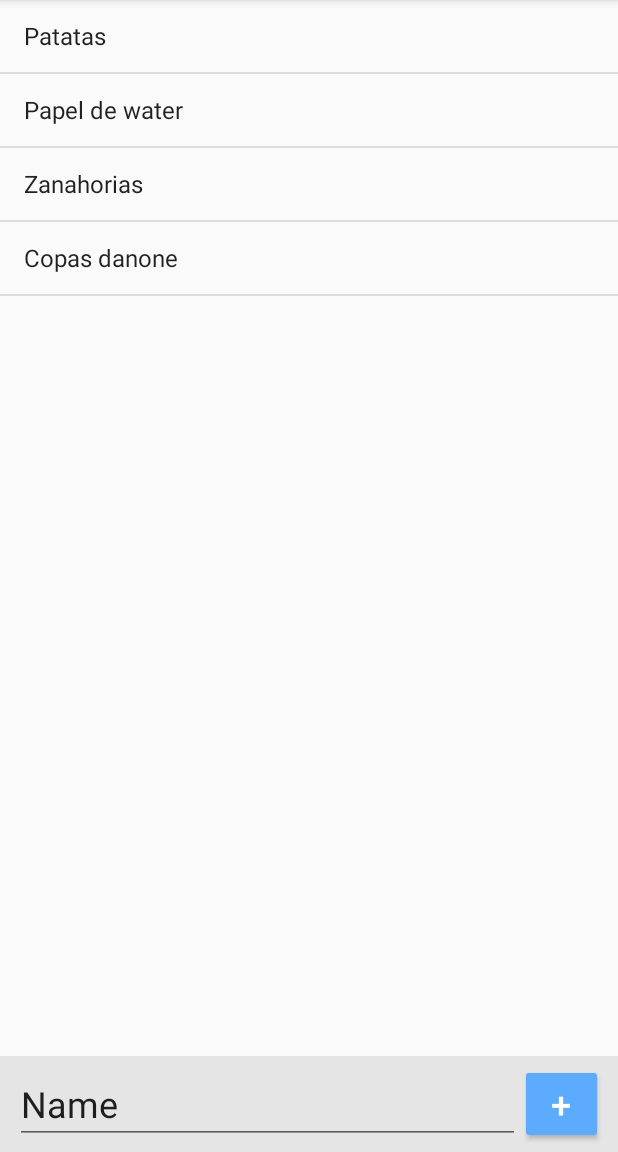
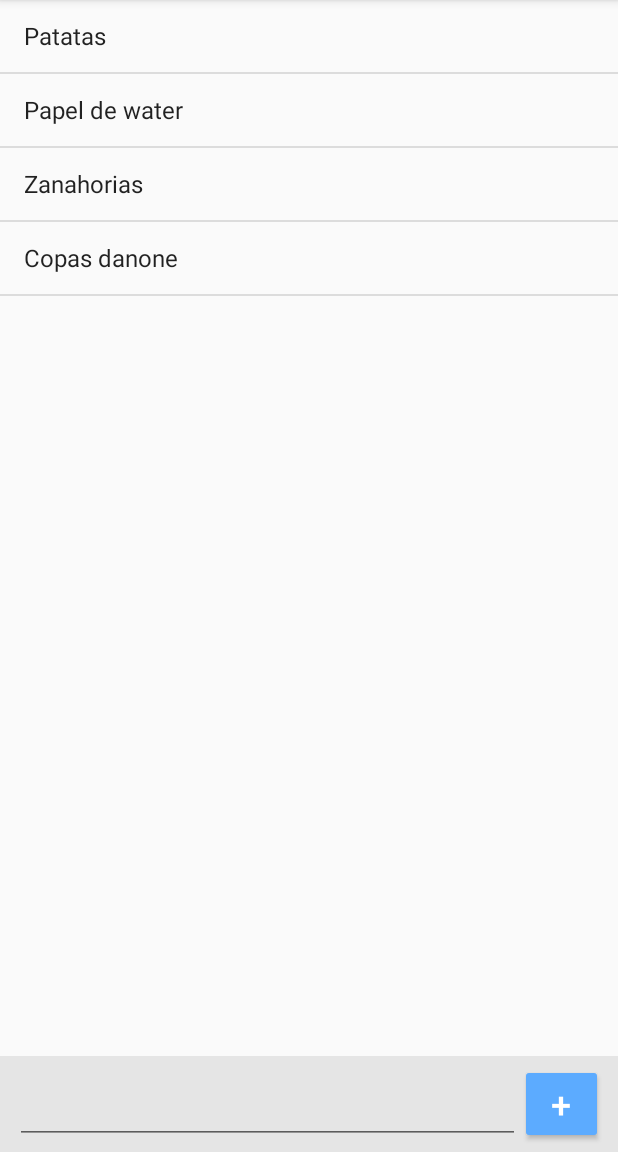
Before and after one commit to borgesog/ShoppingList, an Android app: the screen it shows after launch (ShoppingListActivity), on a phone screen of 412 x 824 dp, the part 84-1236 px from its top. Run offline under Robolectric (Android 15) with nearby library versions, the phone set to English and light mode, and no system bars.

Commit message:
pudeo añadir cosas a la lista mediante el "hecho", del teclado de movil

```diff
--- a/app/src/main/res/layout/activity_shopping_list.xml
+++ b/app/src/main/res/layout/activity_shopping_list.xml
@@ -33,14 +33,15 @@
             android:layout_width="wrap_content"
             android:layout_height="wrap_content"
             android:layout_alignParentBottom="true"
+            android:layout_alignParentLeft="true"
+            android:layout_alignParentStart="true"
             android:layout_alignParentTop="true"
+            android:layout_toLeftOf="@+id/btn_add"
             android:ems="10"
-            android:inputType="textPersonName"
-            android:text="Name"
+            android:inputType="text"
             android:textSize="24sp"
-            android:layout_toLeftOf="@+id/btn_add"
-            android:layout_alignParentLeft="true"
-            android:layout_alignParentStart="true" />
+            android:imeOptions="actionDone"
+            />
 
         <Button
             android:id="@+id/btn_add"
```
Also changed, not shown: app/src/main/java/edu/upc/eseiaat/pma/shoppinglist/ShoppingListActivity.java (+21 -7 lines).
